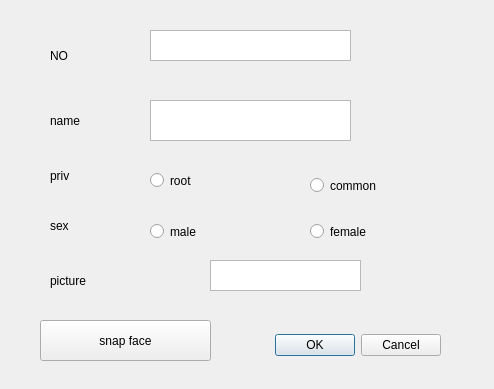
This is helloworld/dialog.ui in zhiyehe/helloworld as Qt 5 draws it before an edit. The edited form follows.
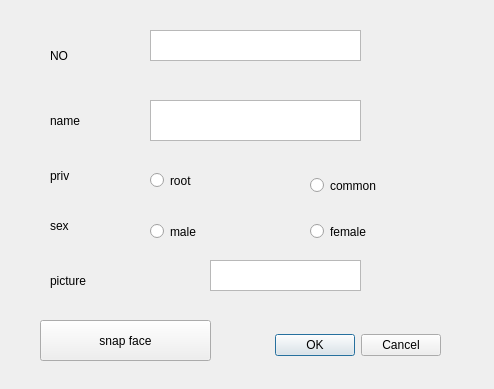
This is the edited form.

Commit message: add dialog process

Diff of the .ui file:
```diff
--- a/helloworld/dialog.ui
+++ b/helloworld/dialog.ui
@@ -99,21 +99,11 @@
     <rect>
      <x>150</x>
      <y>30</y>
-     <width>201</width>
+     <width>211</width>
      <height>31</height>
     </rect>
    </property>
   </widget>
-  <widget class="QPlainTextEdit" name="plainTextEdit">
-   <property name="geometry">
-    <rect>
-     <x>150</x>
-     <y>100</y>
-     <width>201</width>
-     <height>41</height>
-    </rect>
-   </property>
-  </widget>
   <widget class="QRadioButton" name="radioButton">
    <property name="geometry">
     <rect>
@@ -189,6 +179,16 @@
     <string>common</string>
    </property>
   </widget>
+  <widget class="QTextEdit" name="textEdit_3">
+   <property name="geometry">
+    <rect>
+     <x>150</x>
+     <y>100</y>
+     <width>211</width>
+     <height>41</height>
+    </rect>
+   </property>
+  </widget>
  </widget>
  <resources/>
  <connections>
```
The commit also changes 6 other files.
